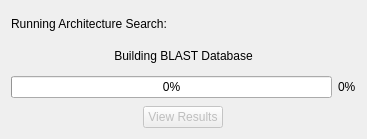
This is status.ui in emzodls/clusterArch as Qt 5 draws it before an edit. The edited form follows.
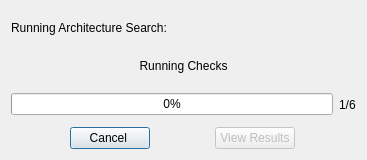
This is the edited form.

```diff
--- a/status.ui
+++ b/status.ui
@@ -7,7 +7,7 @@
     <x>0</x>
     <y>0</y>
     <width>367</width>
-    <height>139</height>
+    <height>160</height>
    </rect>
   </property>
   <property name="sizePolicy">
@@ -30,7 +30,7 @@
    <item>
     <widget class="QLabel" name="currentTask">
      <property name="text">
-      <string>Building BLAST Database</string>
+      <string>Running Checks</string>
      </property>
      <property name="alignment">
       <set>Qt::AlignCenter</set>
@@ -49,13 +49,28 @@
      <item>
       <widget class="QLabel" name="percentCmpLabel">
        <property name="text">
-        <string>0%</string>
+        <string>1/6</string>
        </property>
       </widget>
      </item>
     </layout>
    </item>
-   <item alignment="Qt::AlignHCenter">
+   <item>
+    <layout class="QHBoxLayout" name="horizontalLayout_2">
+     <item>
+      <widget class="QPushButton" name="cancelBtn">
+       <property name="sizePolicy">
+        <sizepolicy hsizetype="Fixed" vsizetype="Fixed">
+         <horstretch>0</horstretch>
+         <verstretch>0</verstretch>
+        </sizepolicy>
+       </property>
+       <property name="text">
+        <string>Cancel </string>
+       </property>
+      </widget>
+     </item>
+     <item>
     <widget class="QPushButton" name="viewResultsBtn">
      <property name="enabled">
       <bool>false</bool>
@@ -70,6 +85,8 @@
       <string>View Results</string>
      </property>
     </widget>
+     </item>
+    </layout>
    </item>
   </layout>
  </widget>
```
Lines whose indentation alone changed are shown as unchanged.
